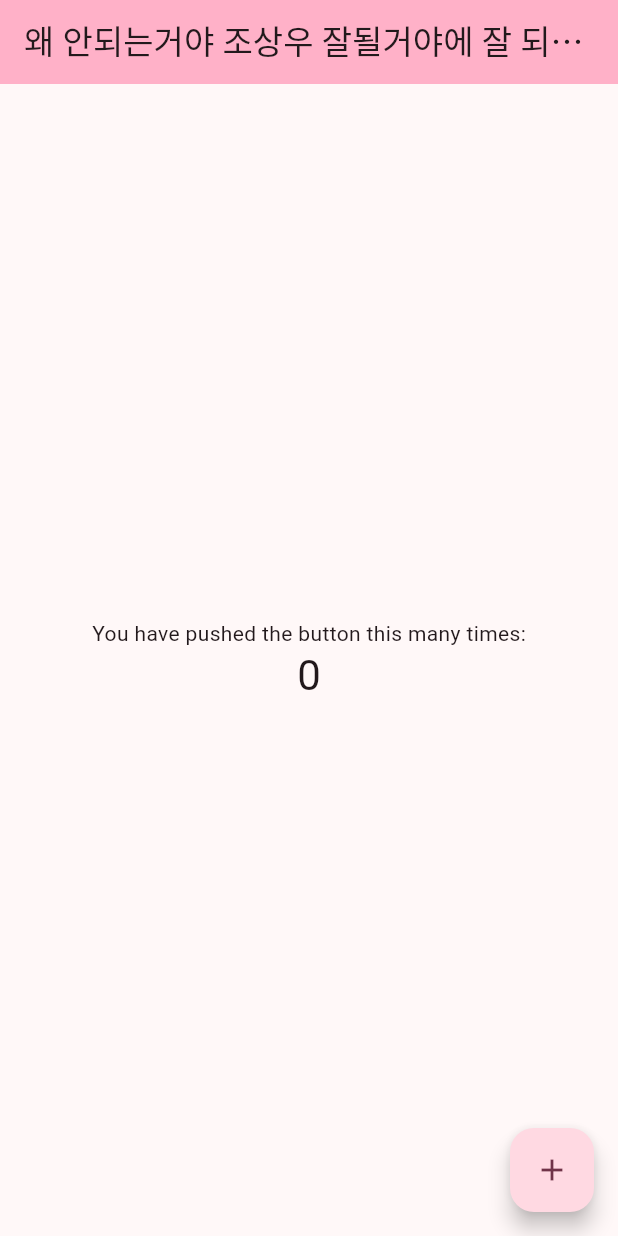
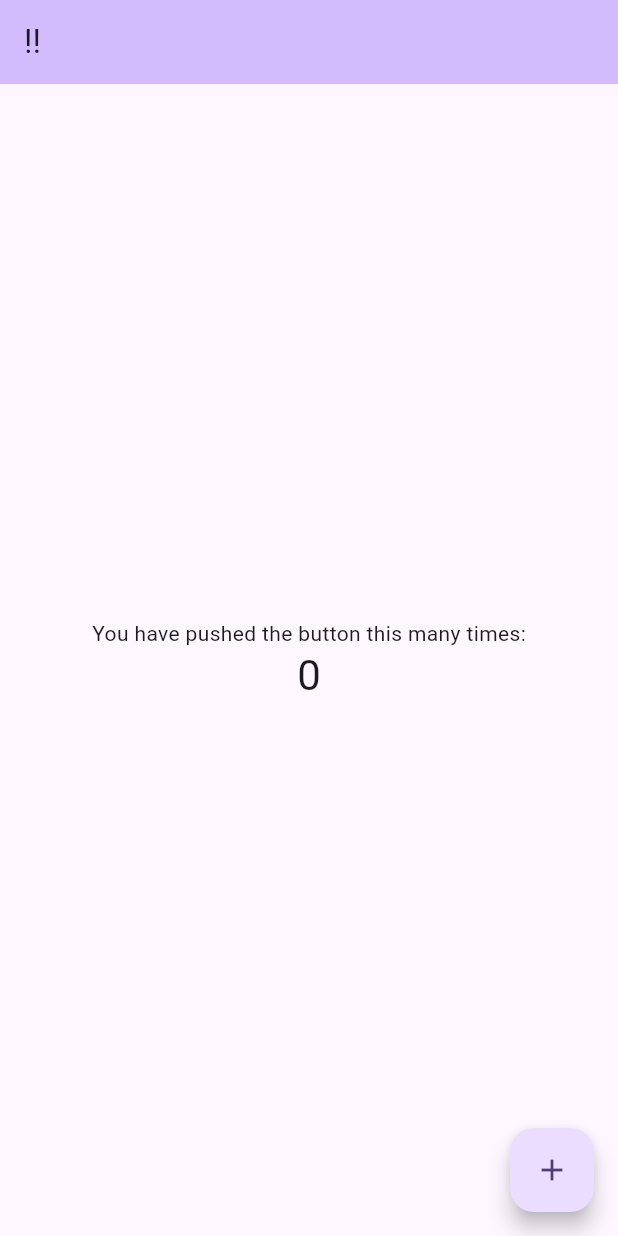
Before and after one commit to hyejung777/subway_api, a Flutter app: the screen it shows after launch, on a phone screen of 412 x 824 dp. Run offline on Flutter 3.47's test engine with Material 3 defaults, Android fonts, the phone set to English and light mode, and no system bars.

Commit message:
Revert "네네"

```diff
--- a/lib/main.dart
+++ b/lib/main.dart
@@ -11,15 +11,13 @@ class MyApp extends StatelessWidget {
   @override
   Widget build(BuildContext context) {
     return MaterialApp(
-      title: 'Flutter',
+      title: 'Flutter Demo',
       theme: ThemeData(
-        colorScheme: ColorScheme.fromSeed(seedColor: Colors.black),
+        colorScheme: ColorScheme.fromSeed(seedColor: Colors.deepPurple),
         useMaterial3: true,
       ),
-
-
-      home: const MyHomePage(title: '왜 안되는거야 조상우 잘될거야에 잘 되라 좀'),
-
+      home: const MyHomePage(title: ''
+          '!!'),
     );
   }
 }
@@ -31,10 +29,10 @@ class MyHomePage extends StatefulWidget {
   final String title;
 
   @override
-  State<MyHomePage> createState() => _MyHomeState();
+  State<MyHomePage> createState() => _MyHomePageState();
 }
 
-class _MyHomeState extends State<MyHomePage> {
+class _MyHomePageState extends State<MyHomePage> {
   int _counter = 0;
 
   void _incrementCounter() {
```
